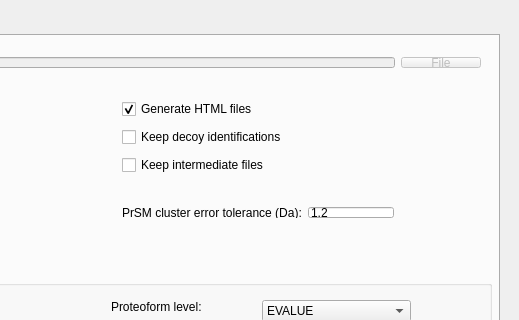
First picture: the form in src/gui/topmg/topmgwindow.ui, repository toppic-suite/toppic-suite, before the edit; both pictures show x 401 to 920 and y 0 to 320 of the 920 by 700 pixel window.
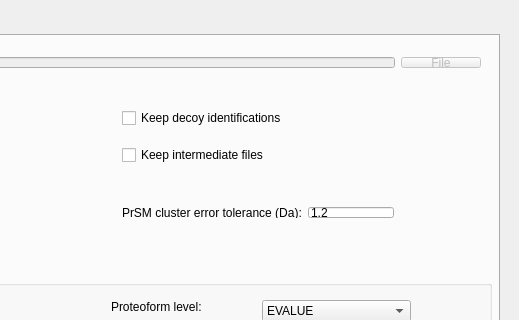
Second picture: the form after the edit. The open tabs and pages were chosen to show the change. Icons and pictures are not drawn.

Commit message: Remove the geneHTMLFolder visualization output from TopPIC and TopMG

Diff of the .ui file:
```diff
--- a/src/gui/topmg/topmgwindow.ui
+++ b/src/gui/topmg/topmgwindow.ui
@@ -617,16 +617,6 @@
        </rect>
       </property>
       <layout class="QVBoxLayout" name="verticalLayout_4">
-       <item>
-        <widget class="QCheckBox" name="geneHTMLCheckBox">
-         <property name="text">
-          <string>Generate HTML files</string>
-         </property>
-         <property name="checked">
-          <bool>true</bool>
-         </property>
-        </widget>
-       </item>
        <item>
         <widget class="QCheckBox" name="keepDecoyCheckBox">
          <property name="text">
```
The commit also changes 8 other files.
